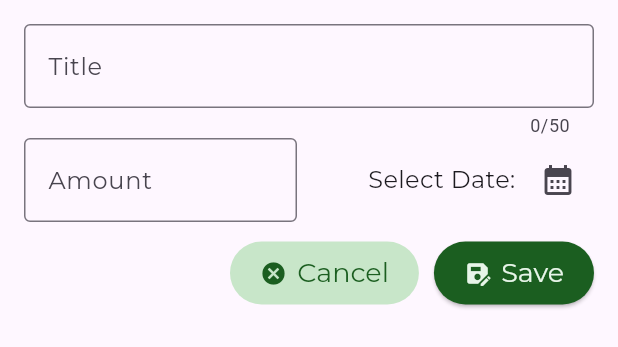
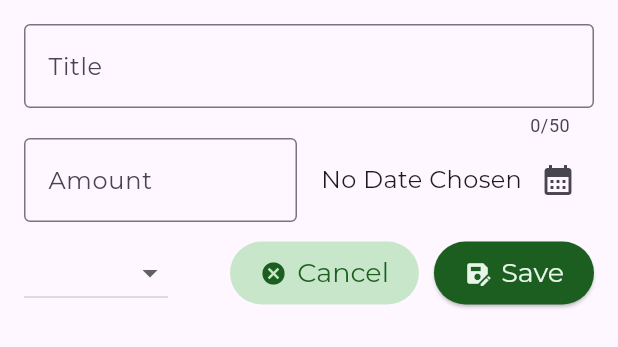
Before and after one commit to thanhnd3103/Flutter, a Flutter app: the AddExpense widget shown alone on an empty page, opened directly, on a phone screen of 412 x 824 dp. Shown: the top 347 px of the screen. Run offline on Flutter 3.47's test engine with Material 3 defaults, Android fonts, the phone set to English and light mode, and no system bars; our stand-ins replace google_fonts.

Commit message:
IMPORTANT: Future type and Async, DropdownButton

```diff
--- a/cat_03_expense_tracker/lib/widgets/modals/add_expense.dart
+++ b/cat_03_expense_tracker/lib/widgets/modals/add_expense.dart
@@ -1,6 +1,10 @@
+import 'package:cat_03_expense_tracker/_utils/custom_enum.dart';
 import 'package:flutter/material.dart';
 import 'package:flutter/rendering.dart';
 import 'package:google_fonts/google_fonts.dart';
+import 'package:intl/intl.dart';
+
+final formatter = DateFormat('yyyy/MM/dd');
 
 class AddExpense extends StatefulWidget {
   const AddExpense({super.key});
@@ -19,6 +23,9 @@ class _AddExpenseState extends State<AddExpense> {
   final _titleController = TextEditingController();
   final _amountController = TextEditingController();
 
+  DateTime? _selectedDate;
+  Category _selectedCategory = Category.leisure;
+
   @override
   void dispose() {
     _titleController.dispose();
@@ -29,15 +36,19 @@ class _AddExpenseState extends State<AddExpense> {
     super.dispose();
   }
 
-  void _presentDatePicker() {
+  void _presentDatePicker() async {
     final now = DateTime.now();
     final firstDate = DateTime(now.year - 1, now.month, now.day);
-    showDatePicker(
+    final pickedDate = await showDatePicker(
       context: context,
       initialDate: now,
       firstDate: firstDate,
       lastDate: now,
     );
+
+    setState(() {
+      _selectedDate = pickedDate;
+    });
   }
 
   @override
@@ -76,7 +87,9 @@ class _AddExpenseState extends State<AddExpense> {
                   crossAxisAlignment: CrossAxisAlignment.center,
                   children: [
                     Text(
-                      "Select Date: ",
+                      _selectedDate == null
+                          ? "No Date Chosen"
+                          : formatter.format(_selectedDate!),
                       style: GoogleFonts.montserrat(fontSize: 16),
                     ),
                     IconButton(
@@ -91,6 +104,23 @@ class _AddExpenseState extends State<AddExpense> {
           const SizedBox(height: 10),
           Row(
             children: [
+              DropdownButton(
+                items: Category.values
+                    .map(
+                      (item) => DropdownMenuItem(
+                        value: item,
+                        child: Text(item.name.toUpperCase(), style: GoogleFonts.montserrat(fontWeight: FontWeight.bold)),
+                      ),
+                    )
+                    .toList(),
+                onChanged: (value) {
+                  if (value == null) return;
+
+                  setState(() {
+                    _selectedCategory = value;
+                  });
+                },
+              ),
               const Spacer(),
               TextButton.icon(
                 onPressed: () {
```
